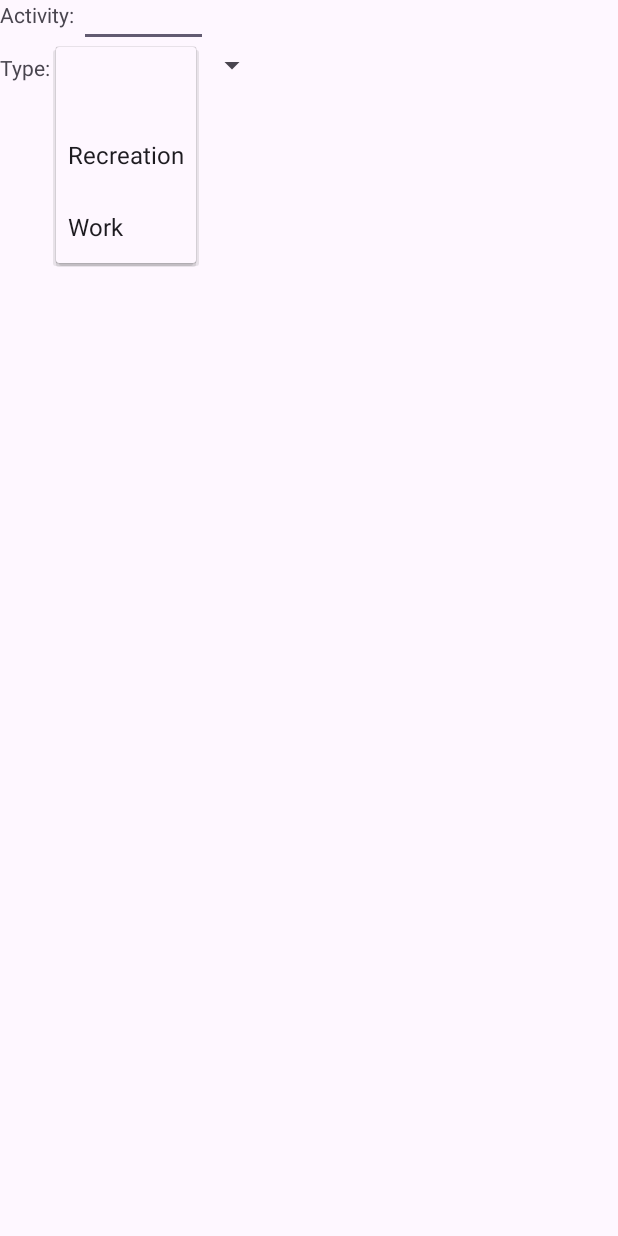
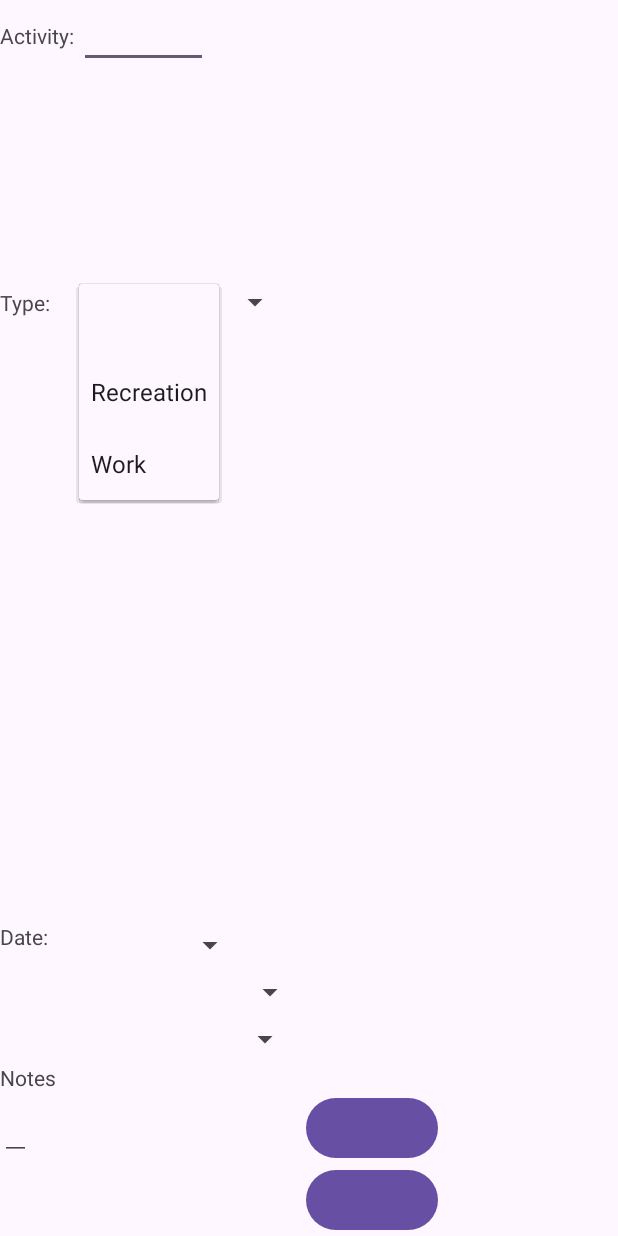
Before and after one commit to jeffrey-weisinger/407-Group-Project, an Android app: the editActivity screen opened directly, with no data from a screen before it, after a tap on an icon or button, on a phone screen of 412 x 824 dp. Run offline under Robolectric (Android 15) with nearby library versions, the phone set to English and light mode, and no system bars.

Commit message:
finished adding UI elements for activity_edit.xml.

```diff
--- a/app/src/main/res/layout/activity_edit.xml
+++ b/app/src/main/res/layout/activity_edit.xml
@@ -1,44 +1,112 @@
 <?xml version="1.0" encoding="utf-8"?>
-<androidx.constraintlayout.widget.ConstraintLayout xmlns:android="http://schemas.android.com/apk/res/android"
+<GridLayout xmlns:android="http://schemas.android.com/apk/res/android"
     xmlns:app="http://schemas.android.com/apk/res-auto"
     xmlns:tools="http://schemas.android.com/tools"
     android:id="@+id/main"
     android:layout_width="match_parent"
     android:layout_height="match_parent"
+    android:columnCount="3"
+    android:rowCount="9"
     tools:context=".editActivity">
+
+    <TextView
+        android:id="@+id/textView5"
+        android:layout_width="wrap_content"
+        android:layout_height="wrap_content"
+        android:layout_row="3"
+        android:layout_column="0"
+        android:text="Date:"
+         />
 
     <TextView
         android:id="@+id/textView"
         android:layout_width="wrap_content"
         android:layout_height="wrap_content"
+        android:layout_marginBottom="99dp"
         android:text="Activity: "
-        app:layout_constraintStart_toStartOf="parent"
-        app:layout_constraintTop_toTopOf="parent" />
-
-    <EditText
-        android:id="@+id/textView2"
-        android:layout_width="86dp"
-        android:layout_height="31dp"
-        app:layout_constraintStart_toEndOf="@+id/textView"
-        app:layout_constraintTop_toTopOf="parent" />
+        android:layout_row="0"
+        android:layout_column="0"/>
 
     <TextView
         android:id="@+id/textView3"
         android:layout_width="wrap_content"
         android:layout_height="wrap_content"
-        android:layout_marginTop="16dp"
         android:text="Type: "
-        app:layout_constraintStart_toStartOf="parent"
-        app:layout_constraintTop_toBottomOf="@+id/textView" />
+        android:layout_row="1"
+        android:layout_column="0"
+            />
+
+    <EditText
+        android:id="@+id/textView2"
+        android:layout_width="86dp"
+        android:layout_height="wrap_content"
+        android:layout_row="0"
+        android:layout_column="1"
+        android:layout_marginBottom="144dp" />
 
     <Spinner
         android:id="@+id/activityType"
         android:layout_width="wrap_content"
         android:layout_height="wrap_content"
-        app:layout_constraintStart_toEndOf="@+id/textView3"
-        app:layout_constraintTop_toBottomOf="@+id/textView2">
+        android:layout_row="1"
+        android:layout_column="1"/>
 
-    </Spinner>
+    <Spinner
+        android:id="@+id/chooseMonth"
+        android:layout_width="111dp"
+        android:layout_height="31dp"
+        android:layout_row="3"
+        android:layout_column="1"/>
+
+    <Spinner
+        android:id="@+id/chooseDay"
+        android:layout_width="151dp"
+        android:layout_height="31dp"
+        android:layout_row="4"
+        android:layout_column="1"/>
+
+    <Spinner
+        android:id="@+id/chooseYear"
+        android:layout_width="148dp"
+        android:layout_height="31dp"
+        android:layout_row="5"
+        android:layout_column="1"/>
+
+    <TextView
+        android:id="@+id/notesLinks"
+        android:layout_width="wrap_content"
+        android:layout_height="wrap_content"
+        android:text="Notes"
+        android:layout_row="6"
+        android:layout_column="0"
+        />
+
+    <EditText
+        android:id="@+id/editNotes"
+        android:layout_width="wrap_content"
+        android:layout_height="wrap_content"
+        android:layout_row="7"
+        android:layout_column="0"
+        android:layout_rowSpan="2"
+        android:layout_columnSpan="2"
+            />
+<!--    this should be bigger and have black border-->
+
+        <com.google.android.material.button.MaterialButton
+            android:id="@+id/addButton"
+            android:layout_width="wrap_content"
+            android:layout_height="wrap_content"
+            android:layout_row="7"
+            android:layout_column="2"
+            />
+
+    <com.google.android.material.button.MaterialButton
+        android:id="@+id/deleteButton"
+        android:layout_width="wrap_content"
+        android:layout_height="wrap_content"
+        android:layout_row="8"
+        android:layout_column="2"
+        />
 
 
-</androidx.constraintlayout.widget.ConstraintLayout>
+    </GridLayout>
```
